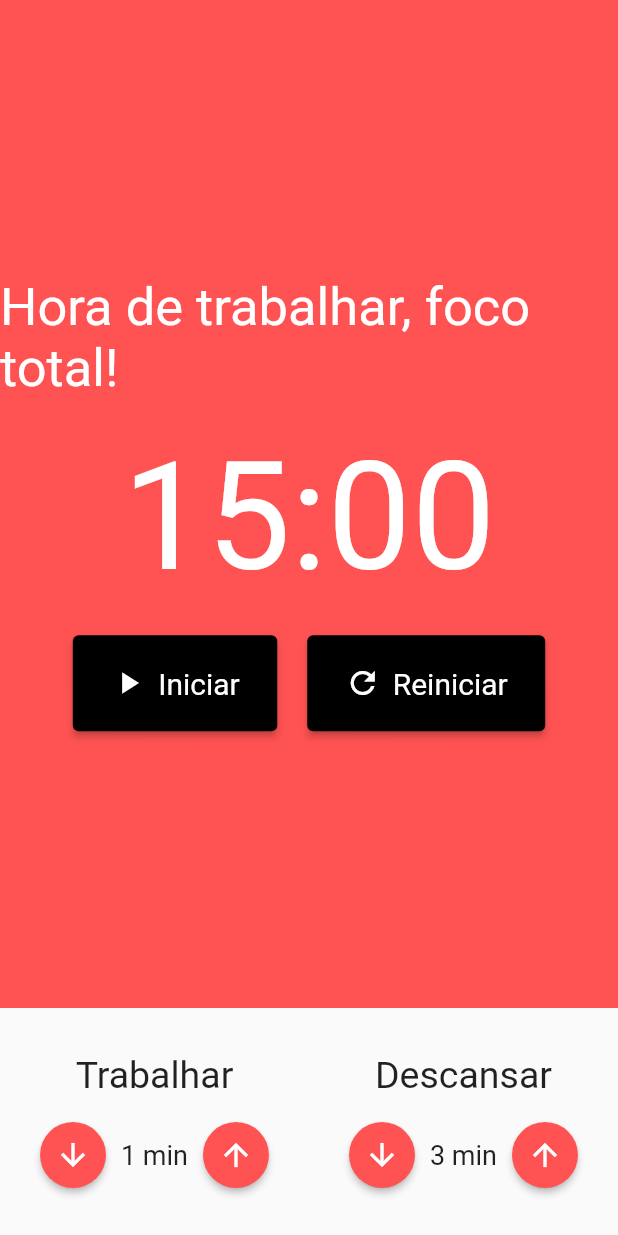
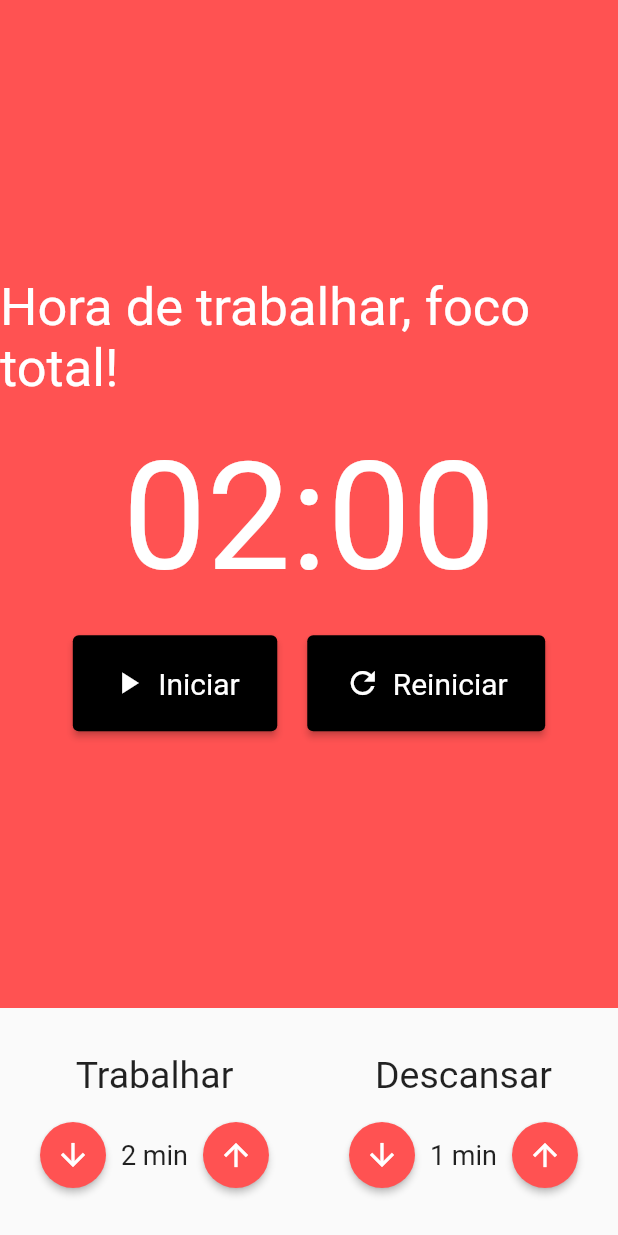
Before and after one commit to Lucas98Fernando/pomodoro-app, a Flutter app: the screen it shows after launch, on a phone screen of 412 x 824 dp. Run offline on Flutter 3.47's test engine with Material 2 defaults, Android fonts, the phone set to English and light mode, and no system bars; our stand-ins replace flutter_mobx, mobx; generated files the repository leaves out were written again.

Commit message:
Implementando a store do pomodoro e acionando eventos com os botões

```diff
--- a/lib/components/Stopwatch.dart
+++ b/lib/components/Stopwatch.dart
@@ -1,11 +1,18 @@
 import 'package:flutter/material.dart';
+import 'package:flutter_mobx/flutter_mobx.dart';
 import 'package:pomodoro/components/StopwatchButton.dart';
+import 'package:pomodoro/store/pomodoro.store.dart';
+import 'package:provider/provider.dart';
 
 class Stopwatch extends StatelessWidget {
   const Stopwatch({Key? key}) : super(key: key);
 
   @override
   Widget build(BuildContext context) {
+    final store = Provider.of<PomodoroStore>(context);
+    // Método para autocompletar os minutos e segundos com zeros (0)
+    pattern(value) => value.toString().padLeft(2, '0');
+
     return Container(
       color: Colors.redAccent,
       child: Column(
@@ -22,7 +29,7 @@ class Stopwatch extends StatelessWidget {
             height: 20,
           ),
           Text(
-            '15:00',
+            '${pattern(store.minutes)}:${pattern(store.seconds)}',
             style: TextStyle(
               fontSize: 100,
               color: Colors.white,
@@ -31,31 +38,40 @@ class Stopwatch extends StatelessWidget {
           SizedBox(
             height: 20,
           ),
-          Row(
+          Observer(
+            builder: (_) => Row(
               mainAxisAlignment: MainAxisAlignment.center,
               children: [
+                // Se o cronômetro não foi iniciado, exibe o botão de iniciar
+                if (!store.started)
                   Padding(
                     padding: const EdgeInsets.only(right: 10),
                     child: StopwatchButton(
                       textBtn: 'Iniciar',
                       iconBtn: Icons.play_arrow,
+                      onClick: store.startTimer,
                     ),
                   ),
-              // Padding(
-              //   padding: const EdgeInsets.only(right: 10),
-              //   child: StopwatchButton(
-              //     textBtn: 'Parar',
-              //     iconBtn: Icons.stop,
-              //   ),
-              // ),
+                // Se o cronômetro foi iniciado, exibe o botão de pausar
+                if (store.started)
+                  Padding(
+                    padding: const EdgeInsets.only(right: 10),
+                    child: StopwatchButton(
+                      textBtn: 'Parar',
+                      iconBtn: Icons.stop,
+                      onClick: store.stopTimer,
+                    ),
+                  ),
                 Padding(
                   padding: const EdgeInsets.only(left: 10),
                   child: StopwatchButton(
                     textBtn: 'Reiniciar',
                     iconBtn: Icons.refresh,
+                    onClick: store.restartTimer,
                   ),
                 ),
               ],
+            ),
           )
         ],
       ),
--- a/lib/components/StopwatchButton.dart
+++ b/lib/components/StopwatchButton.dart
@@ -3,12 +3,11 @@ import 'package:flutter/material.dart';
 class StopwatchButton extends StatelessWidget {
   final String textBtn;
   final IconData iconBtn;
+  final void Function()? onClick;
 
-  const StopwatchButton({
-    Key? key,
-    required this.textBtn,
-    required this.iconBtn,
-  }) : super(key: key);
+  const StopwatchButton(
+      {Key? key, required this.textBtn, required this.iconBtn, this.onClick})
+      : super(key: key);
 
   @override
   Widget build(BuildContext context) {
@@ -21,7 +20,7 @@ class StopwatchButton extends StatelessWidget {
         ),
         textStyle: TextStyle(fontSize: 20),
       ),
-        onPressed: () {},
+      onPressed: onClick,
       child: Row(
         children: [
           Padding(
@@ -32,6 +31,7 @@ class StopwatchButton extends StatelessWidget {
             this.textBtn,
           ),
         ],
-        ));
+      ),
+    );
   }
 }
--- a/lib/components/TimeInput.dart
+++ b/lib/components/TimeInput.dart
@@ -3,12 +3,16 @@ import 'package:flutter/material.dart';
 class TimeInput extends StatelessWidget {
   final String title;
   final int value;
+  final void Function()? increment;
+  final void Function()? decrement;
 
-  const TimeInput({
-    Key? key,
-    required this.title,
-    required this.value,
-  }) : super(key: key);
+  const TimeInput(
+      {Key? key,
+      required this.title,
+      required this.value,
+      this.increment,
+      this.decrement})
+      : super(key: key);
 
   @override
   Widget build(BuildContext context) {
@@ -26,7 +30,7 @@ class TimeInput extends StatelessWidget {
           mainAxisAlignment: MainAxisAlignment.center,
           children: [
             ElevatedButton(
-              onPressed: () {},
+              onPressed: this.decrement,
               child: Icon(
                 Icons.arrow_downward,
                 color: Colors.white,
@@ -42,7 +46,7 @@ class TimeInput extends StatelessWidget {
               style: TextStyle(fontSize: 18),
             ),
             ElevatedButton(
-              onPressed: () {},
+              onPressed: this.increment,
               child: Icon(
                 Icons.arrow_upward,
                 color: Colors.white,
--- a/lib/main.dart
+++ b/lib/main.dart
@@ -1,7 +1,9 @@
+// import 'package:flutter_mobx/flutter_mobx.dart';
+// import 'package:pomodoro/store/counter.store.dart';
 import 'package:flutter/material.dart';
-// import 'package:flutter_mobx/flutter_mobx.dart';
 import 'package:pomodoro/pages/Pomodoro.dart';
-// import 'package:pomodoro/store/counter.store.dart';
+import 'package:pomodoro/store/pomodoro.store.dart';
+import 'package:provider/provider.dart';
 
 void main() {
   runApp(const MyApp());
@@ -13,12 +15,20 @@ class MyApp extends StatelessWidget {
   // This widget is the root of your application.
   @override
   Widget build(BuildContext context) {
-    return MaterialApp(
-      title: 'Pomodoro',
-      theme: ThemeData(
-        primarySwatch: Colors.blue,
+    // Provendo o estados para a aplicação
+    return MultiProvider(
+      providers: [
+        Provider<PomodoroStore>(
+          create: (_) => PomodoroStore(),
+        )
+      ],
+      child: MaterialApp(
+        title: 'Pomodoro',
+        theme: ThemeData(
+          primarySwatch: Colors.blue,
+        ),
+        home: const Pomodoro(),
       ),
-      home: const Pomodoro(),
     );
   }
 }
--- a/lib/pages/Pomodoro.dart
+++ b/lib/pages/Pomodoro.dart
@@ -1,12 +1,17 @@
 import 'package:flutter/material.dart';
+import 'package:flutter_mobx/flutter_mobx.dart';
 import 'package:pomodoro/components/TimeInput.dart';
 import 'package:pomodoro/components/Stopwatch.dart';
+import 'package:pomodoro/store/pomodoro.store.dart';
+import 'package:provider/provider.dart';
 
 class Pomodoro extends StatelessWidget {
   const Pomodoro({Key? key}) : super(key: key);
 
   @override
   Widget build(BuildContext context) {
+    final store = Provider.of<PomodoroStore>(context);
+
     return Scaffold(
       body: Column(
         crossAxisAlignment: CrossAxisAlignment.stretch,
@@ -15,15 +20,27 @@ class Pomodoro extends StatelessWidget {
             child: Stopwatch(),
           ),
           Padding(
-            padding: const EdgeInsets.symmetric(vertical: 30.0),
-            child: Row(
-              mainAxisAlignment: MainAxisAlignment.spaceAround,
-              children: [
-                TimeInput(title: 'Trabalhar', value: 1),
-                TimeInput(title: 'Descansar', value: 3)
-              ],
-            ),
-          )
+              padding: const EdgeInsets.symmetric(vertical: 30.0),
+              // Criando um trecho observável, onde cada vez que houver uma ação, o valor armazenado no store será alterado
+              child: Observer(
+                builder: (_) => Row(
+                  mainAxisAlignment: MainAxisAlignment.spaceAround,
+                  children: [
+                    TimeInput(
+                      title: 'Trabalhar',
+                      value: store.workTime,
+                      increment: store.incrementWorkTime,
+                      decrement: store.decrementWorkTime,
+                    ),
+                    TimeInput(
+                      title: 'Descansar',
+                      value: store.restTime,
+                      increment: store.incrementRestTime,
+                      decrement: store.decrementRestTime,
+                    )
+                  ],
+                ),
+              ))
         ],
       ),
     );
```
Also changed, not shown: lib/store/pomodoro.store.dart (added, +65 -0 lines), lib/store/pomodoro.store.g.dart (added). Lines whose indentation alone changed are shown as unchanged.
